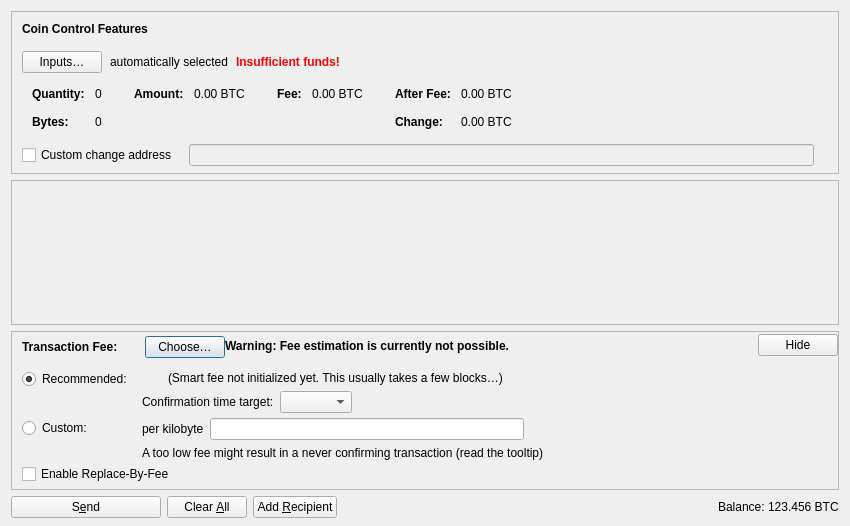
Old version of the form src/qt/forms/sendcoinsdialog.ui in the repository atcoinorg/atcoin.
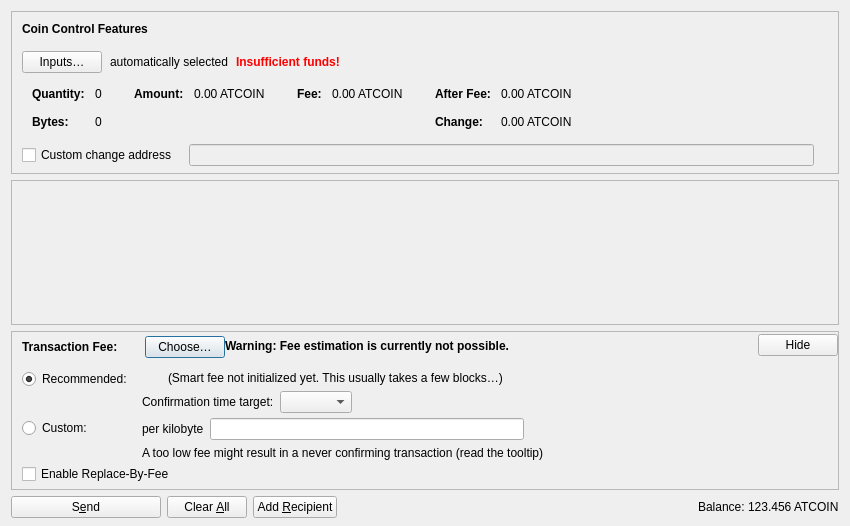
New version of the form. Icons and pictures are not drawn. Custom widgets are drawn as their Qt base class.

Commit message: 1) Backup to Bitcoin Core v29.0; 2) Rename Bitcoin Core to ATCOIN Core; 3) Rename BTC to ATCOIN; 4) Rename satoshi to toshi; 5) Rename bitcoind to atcoind; 6) Rename sat to aton; 7) Add Copyright;

Patch:
```diff
--- a/src/qt/forms/sendcoinsdialog.ui
+++ b/src/qt/forms/sendcoinsdialog.ui
@@ -327,7 +327,7 @@
                   <enum>Qt::ActionsContextMenu</enum>
                  </property>
                  <property name="text">
-                  <string notr="true">0.00 BTC</string>
+                  <string notr="true">0.00 ATCOIN</string>
                  </property>
                  <property name="textInteractionFlags">
                   <set>Qt::LinksAccessibleByMouse|Qt::TextSelectableByKeyboard|Qt::TextSelectableByMouse</set>
@@ -378,7 +378,7 @@
                   <enum>Qt::ActionsContextMenu</enum>
                  </property>
                  <property name="text">
-                  <string notr="true">0.00 BTC</string>
+                  <string notr="true">0.00 ATCOIN</string>
                  </property>
                  <property name="textInteractionFlags">
                   <set>Qt::LinksAccessibleByMouse|Qt::TextSelectableByKeyboard|Qt::TextSelectableByMouse</set>
@@ -432,7 +432,7 @@
                   <enum>Qt::ActionsContextMenu</enum>
                  </property>
                  <property name="text">
-                  <string notr="true">0.00 BTC</string>
+                  <string notr="true">0.00 ATCOIN</string>
                  </property>
                  <property name="textInteractionFlags">
                   <set>Qt::LinksAccessibleByMouse|Qt::TextSelectableByKeyboard|Qt::TextSelectableByMouse</set>
@@ -461,7 +461,7 @@
                   <enum>Qt::ActionsContextMenu</enum>
                  </property>
                  <property name="text">
-                  <string notr="true">0.00 BTC</string>
+                  <string notr="true">0.00 ATCOIN</string>
                  </property>
                  <property name="textInteractionFlags">
                   <set>Qt::LinksAccessibleByMouse|Qt::TextSelectableByKeyboard|Qt::TextSelectableByMouse</set>
@@ -1191,7 +1191,7 @@
           <cursorShape>IBeamCursor</cursorShape>
          </property>
          <property name="text">
-          <string notr="true">123.456 BTC</string>
+          <string notr="true">123.456 ATCOIN</string>
          </property>
          <property name="textInteractionFlags">
           <set>Qt::LinksAccessibleByMouse|Qt::TextSelectableByKeyboard|Qt::TextSelectableByMouse</set>
```
Left out of the diff: 2 changed lines with no effect on the pictures. The commit also changes 604 other files.
